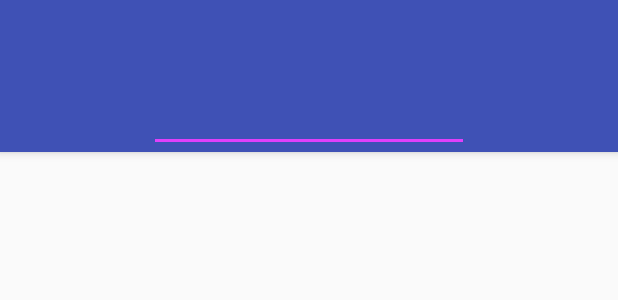
After one commit to CarlLDreyer/scanmore, an Android app: the layout activity_pay.xml on its own in the app's theme, with its tools: preview values and no code run, on a phone screen of 412 x 824 dp. The commit adds this screen. Shown: the top 300 px of the screen. Run offline under Robolectric (Android 15) with nearby library versions, the phone set to English and light mode, and no system bars.

Commit message:
Shiet done

```diff
--- a/app/build.gradle
+++ b/app/build.gradle
@@ -4,7 +4,7 @@ android {
     compileSdkVersion 28
     defaultConfig {
         applicationId "conmore.scanmore"
-        minSdkVersion 16
+        minSdkVersion 21
         targetSdkVersion 28
         versionCode 1
         versionName "1.0"
--- a/app/src/main/AndroidManifest.xml
+++ b/app/src/main/AndroidManifest.xml
@@ -25,6 +25,7 @@
         </activity>
         <activity android:name=".ScanActivity"></activity>
         <activity android:name=".BaseScannerActivity"></activity>
+        <activity android:name=".PayActivity"></activity>
         <activity
             android:name=".MainActivity"
             android:label="SCANMORE"
--- a/app/src/main/res/drawable/ic_flash_off.xml
+++ b/app/src/main/res/drawable/ic_flash_off.xml
@@ -1,4 +1,4 @@
-<vector android:alpha="0.75" android:height="24dp"
+<vector android:alpha="0.5" android:height="24dp"
     android:tint="#FFFFFF" android:viewportHeight="24.0"
     android:viewportWidth="24.0" android:width="24dp" xmlns:android="http://schemas.android.com/apk/res/android">
     <path android:fillColor="#FF000000" android:pathData="M3.27,3L2,4.27l5,5V13h3v9l3.58,-6.14L17.73,20 19,18.73 3.27,3zM17,10h-4l4,-8H7v2.18l8.46,8.46L17,10z"/>
--- /dev/null
+++ b/app/src/main/res/drawable/ic_payment.xml
@@ -0,0 +1,5 @@
+<vector android:alpha="0.75" android:height="24dp"
+    android:tint="#FFFFFF" android:viewportHeight="24.0"
+    android:viewportWidth="24.0" android:width="24dp" xmlns:android="http://schemas.android.com/apk/res/android">
+    <path android:fillColor="#FF000000" android:pathData="M20,4L4,4c-1.11,0 -1.99,0.89 -1.99,2L2,18c0,1.11 0.89,2 2,2h16c1.11,0 2,-0.89 2,-2L22,6c0,-1.11 -0.89,-2 -2,-2zM20,18L4,18v-6h16v6zM20,8L4,8L4,6h16v2z"/>
+</vector>
--- /dev/null
+++ b/app/src/main/res/drawable/ic_scan_icon.xml
@@ -0,0 +1,5 @@
+<vector android:height="70dp" android:tint="#FFFFFF"
+    android:viewportHeight="24.0" android:viewportWidth="24.0"
+    android:width="70dp" xmlns:android="http://schemas.android.com/apk/res/android">
+    <path android:fillColor="#FF000000" android:pathData="M5,15L3,15v4c0,1.1 0.9,2 2,2h4v-2L5,19v-4zM5,5h4L9,3L5,3c-1.1,0 -2,0.9 -2,2v4h2L5,5zM19,3h-4v2h4v4h2L21,5c0,-1.1 -0.9,-2 -2,-2zM19,19h-4v2h4c1.1,0 2,-0.9 2,-2v-4h-2v4zM12,9c-1.66,0 -3,1.34 -3,3s1.34,3 3,3 3,-1.34 3,-3 -1.34,-3 -3,-3z"/>
+</vector>
--- /dev/null
+++ b/app/src/main/res/layout/activity_pay.xml
@@ -0,0 +1,34 @@
+<?xml version="1.0" encoding="utf-8"?>
+<android.support.design.widget.CoordinatorLayout xmlns:android="http://schemas.android.com/apk/res/android"
+    xmlns:app="http://schemas.android.com/apk/res-auto"
+    xmlns:tools="http://schemas.android.com/tools"
+    android:layout_width="match_parent"
+    android:layout_height="match_parent"
+    tools:context=".PayActivity">
+
+    <android.support.design.widget.AppBarLayout
+        android:layout_width="match_parent"
+        android:layout_height="wrap_content"
+        android:theme="@style/AppTheme.AppBarOverlay">
+
+        <android.support.v7.widget.Toolbar
+            android:id="@+id/toolbar"
+            android:layout_width="match_parent"
+            android:layout_height="?attr/actionBarSize"
+            android:background="?attr/colorPrimary"
+            app:popupTheme="@style/AppTheme.PopupOverlay" />
+
+        <EditText
+            android:id="@+id/editText"
+            android:layout_width="wrap_content"
+            android:layout_height="wrap_content"
+            android:ems="10"
+            android:inputType="textPostalAddress"
+            android:layout_gravity="center"/>
+
+    </android.support.design.widget.AppBarLayout>
+
+    <include layout="@layout/content_pay" />
+
+
+</android.support.design.widget.CoordinatorLayout>
--- /dev/null
+++ b/app/src/main/res/layout/content_pay.xml
@@ -0,0 +1,11 @@
+<?xml version="1.0" encoding="utf-8"?>
+<android.support.constraint.ConstraintLayout xmlns:android="http://schemas.android.com/apk/res/android"
+    xmlns:app="http://schemas.android.com/apk/res-auto"
+    xmlns:tools="http://schemas.android.com/tools"
+    android:layout_width="match_parent"
+    android:layout_height="match_parent"
+    app:layout_behavior="@string/appbar_scrolling_view_behavior"
+    tools:context=".PayActivity"
+    tools:showIn="@layout/activity_pay">
+
+</android.support.constraint.ConstraintLayout>
```
Also changed, not shown: app/src/main/java/com/example/scanmore/PayActivity.java (added, +18 -0 lines), app/src/main/java/com/example/scanmore/ScanActivity.java (+13 -1 lines), app/src/main/res/drawable/scan_button.xml (added, +15 -0 lines), app/src/main/res/drawable/scan_button_active.xml (added, +9 -0 lines), app/src/main/res/layout/activity_scan.xml (+21 -7 lines).
